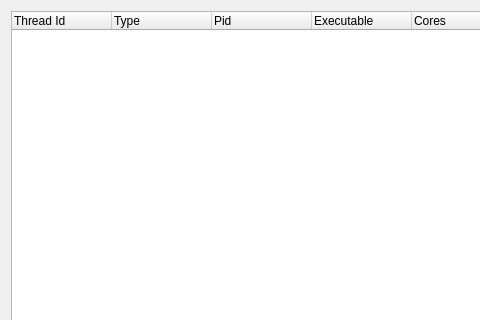
The window that src/SeerThreadGroupsBrowserWidget.ui (epasveer/seer) describes before a commit, drawn with Qt 5; both pictures show x 0 to 480 and y 0 to 320 of the 794 by 528 pixel window.
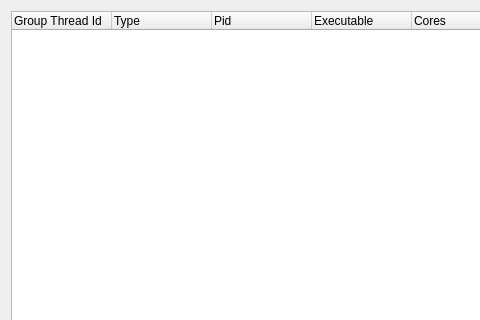
The same window after the commit.

Commit message: A HELP text to SeerThreadManagerWidget.

Diff of the .ui file:
```diff
--- a/src/SeerThreadGroupsBrowserWidget.ui
+++ b/src/SeerThreadGroupsBrowserWidget.ui
@@ -21,7 +21,7 @@
      </property>
      <column>
       <property name="text">
-       <string>Thread Id</string>
+       <string>Group Thread Id</string>
       </property>
      </column>
      <column>
```
The commit also changes 4 other files.
